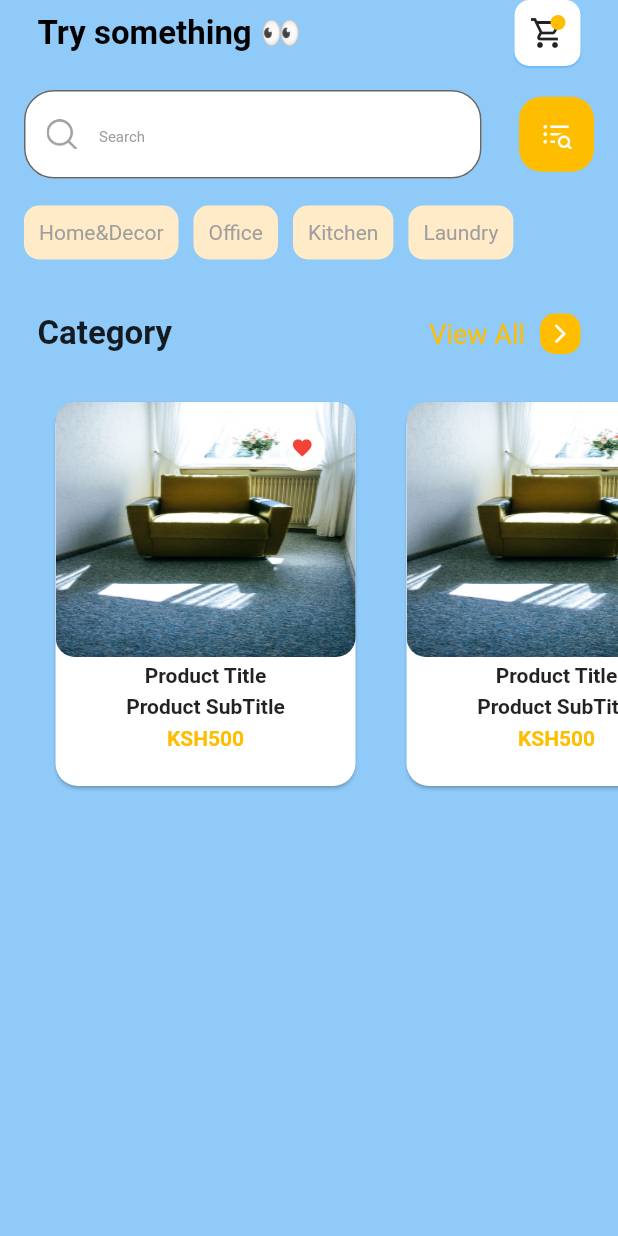
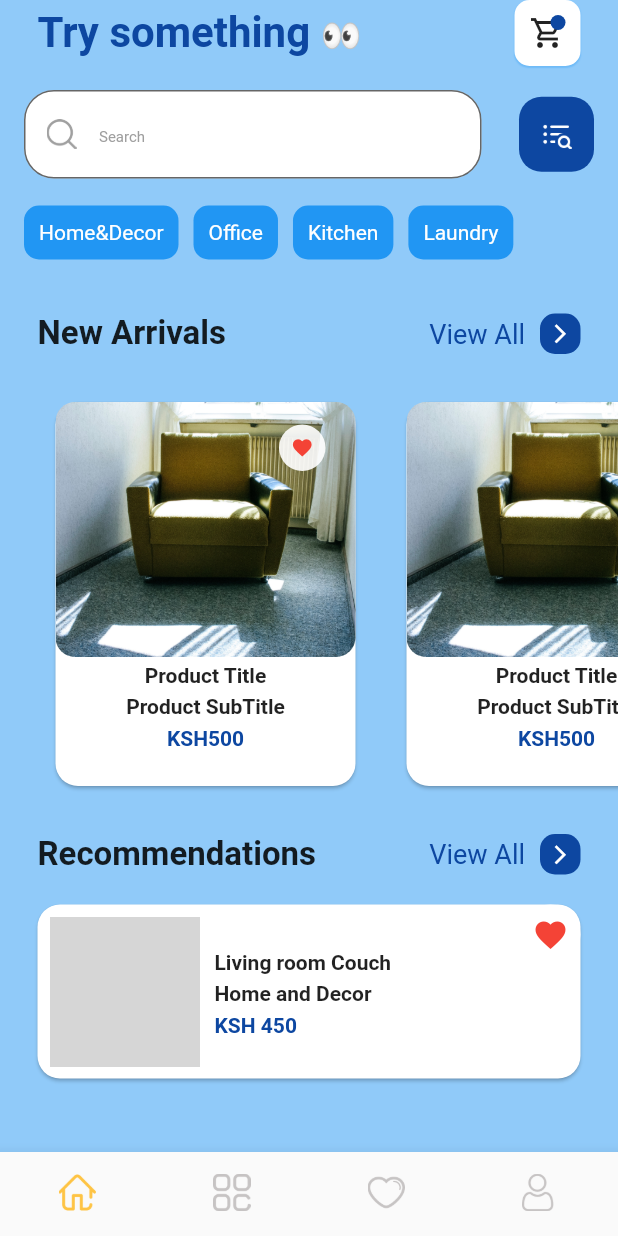
Before and after one commit to KimtaiKogoKevin/TryIt_Customer, a Flutter app: the screen it shows after launch, on a phone screen of 412 x 824 dp. Run offline on Flutter 3.47's test engine with Material 2 defaults, Android fonts, the phone set to English and light mode, and no system bars; grey boxes are pictures that could not be loaded.

Commit message:
Bottom Nav Bar

```diff
--- a/lib/main.dart
+++ b/lib/main.dart
@@ -24,9 +24,9 @@ class MyApp extends StatelessWidget {
       title: 'Flutter Demo',
       theme: ThemeData(
 
-        backgroundColor: const Color(0XFFFFAFAFA),
-        primaryColor: const Color(0XFFFFBD00),
-        colorScheme: ColorScheme.fromSwatch().copyWith(secondary: const Color(0XFFFFEBC7)),
+        backgroundColor: const Color(0XFFFFFFFF),
+        primaryColor: const Color(0XFF0D47A1),
+        colorScheme: ColorScheme.fromSwatch().copyWith(secondary: const Color(0XFF18FFFF)),
 
       ),
       home:  HomeScreen()
--- a/lib/screens/home/Widget/custom_appBar.dart
+++ b/lib/screens/home/Widget/custom_appBar.dart
@@ -20,14 +20,14 @@ class _CustomAppBarState extends State<CustomAppBar> {
           Row(
             children: [
               RichText(
-                  text: const TextSpan(children: [
+                  text:  TextSpan(children: [
                 TextSpan(
                     text: 'Try something ',
                     style: TextStyle(
-                        color: Colors.black,
-                        fontSize: 22,
+                        color: Theme.of(context).primaryColor,
+                        fontSize: 28,
                         fontWeight: FontWeight.bold)),
-                TextSpan(text: '👀', style: TextStyle(fontSize: 22)),
+                const TextSpan(text: '👀', style: TextStyle(fontSize: 22)),
               ]))
             ],
           ),
--- a/lib/screens/home/Widget/newarrival.dart
+++ b/lib/screens/home/Widget/newarrival.dart
@@ -3,7 +3,7 @@ import 'package:flutter/material.dart';
 import 'package:tryit_customer_app/screens/home/Widget/productItem.dart';
 
 import '../../../models/Product.dart';
-import 'categories_list.dart';
+import 'sectionList.dart';
 
 class NewArrivals extends StatelessWidget {
   final productList = Product.generateProduct();
@@ -13,7 +13,7 @@ class NewArrivals extends StatelessWidget {
     return Container(
       child: Column(
         children: [
-          CategoryList('Category'),
+          SectionList('New Arrivals'),
           Container(
             height: 280,
             child: ListView.separated(
--- a/lib/screens/home/Widget/productItem.dart
+++ b/lib/screens/home/Widget/productItem.dart
@@ -1,11 +1,10 @@
-import 'package:flutter/cupertino.dart';
 import 'package:flutter/material.dart';
 import 'package:tryit_customer_app/models/Product.dart';
 
 class ProductItem extends StatelessWidget {
   final Product product;
 
-  ProductItem(this.product);
+   ProductItem(this.product);
 
   @override
   Widget build(BuildContext context) {
@@ -15,7 +14,6 @@ class ProductItem extends StatelessWidget {
           shape:
               RoundedRectangleBorder(borderRadius: BorderRadius.circular(15)),
           child: Column(
-            crossAxisAlignment: CrossAxisAlignment.center,
             children: [
               Stack(
                 children: [
@@ -26,7 +24,7 @@ class ProductItem extends StatelessWidget {
                         borderRadius: BorderRadius.circular(13),
                         image: DecorationImage(
                           image: AssetImage(product.imageUrl),
-                          fit: BoxFit.fill,
+                          fit: BoxFit.fitWidth,
                         )),
                   ),
                   Positioned(
--- /dev/null
+++ b/lib/screens/home/Widget/recommended.dart
@@ -0,0 +1,60 @@
+import 'package:flutter/material.dart';
+import 'package:tryit_customer_app/screens/home/Widget/sectionList.dart';
+
+class Recommended extends StatelessWidget {
+  const Recommended({Key? key}) : super(key: key);
+
+  @override
+  Widget build(BuildContext context) {
+    return Container(
+        child: Column(
+      mainAxisAlignment: MainAxisAlignment.start,
+      children: [
+        SectionList('Recommendations'),
+        Card(
+          margin: EdgeInsets.symmetric(horizontal: 25),
+            shape:
+                RoundedRectangleBorder(borderRadius: BorderRadius.circular(15)),
+            child: Stack(
+              children: [
+                Padding(
+                  padding: const EdgeInsets.all(8.0),
+                  child: Row(
+                    children: [
+                      ClipRRect(
+                          borderRadius: BorderRadius.circular(15),
+                          child: Image.asset(
+                            'assets/images/chair3.jpg',
+                            width: 100,
+                          )),
+                      const SizedBox(width: 10,),
+                      Column(
+                        crossAxisAlignment: CrossAxisAlignment.start,
+                        children:  [
+                          const Text('Living room Couch' ,style:TextStyle(fontWeight: FontWeight.bold,height: 1.5)) ,
+                          const Text('Home and Decor' ,style:TextStyle(fontWeight: FontWeight.bold,height: 1.5)),
+                          Text('\K\S\H 450',style:TextStyle(fontWeight: FontWeight.bold,height: 1.5 ,color: Theme.of(context).primaryColor))
+                        ],
+                      )
+                    ],
+                  ),
+                ),
+                 Positioned(
+                    top: 0,
+                    right: 0,
+                    child: Container(
+                      padding: const EdgeInsets.all(8),
+                        decoration: BoxDecoration(
+                          shape: BoxShape.circle,
+                          color:Colors.white.withOpacity(0.9),
+                        ),
+                        child: const Icon(
+                      Icons.favorite,
+                      color: Colors.red,
+                    )))
+              ],
+            )),
+      ],
+    ));
+  }
+}
--- a/lib/screens/home/Widget/searchInput.dart
+++ b/lib/screens/home/Widget/searchInput.dart
@@ -60,10 +60,10 @@ class SearchInput extends StatelessWidget {
                   padding: const EdgeInsets.all(10),
                   decoration: BoxDecoration(
                     borderRadius: BorderRadius.circular(10),
-                    color:Theme.of(context).colorScheme.secondary
+                    color:Theme.of(context).colorScheme.primary
 
                   ),
-                          child: Text(e, style: TextStyle(color: Colors.grey)),
+                          child: Text(e, style: const TextStyle(color: Colors.white)),
                         ))
                     .toList()),
           )
--- a/lib/screens/home/Widget/categories_list.dart
+++ b/lib/screens/home/Widget/sectionList.dart
@@ -1,9 +1,9 @@
 import 'package:flutter/material.dart';
 
-class CategoryList extends StatelessWidget {
+class SectionList extends StatelessWidget {
   final String title;
 
-  CategoryList(this.title, {Key? key}) : super(key: key);
+  SectionList(this.title, {Key? key}) : super(key: key);
 
   @override
   Widget build(BuildContext context) {
--- a/lib/screens/home/home.dart
+++ b/lib/screens/home/home.dart
@@ -1,29 +1,47 @@
 import 'package:flutter/material.dart';
+import 'package:tryit_customer_app/screens/home/Widget/recommended.dart';
+import 'package:tryit_customer_app/screens/home/Widget/categories.dart';
 import 'package:tryit_customer_app/screens/home/Widget/custom_appBar.dart';
 import 'package:tryit_customer_app/screens/home/Widget/newarrival.dart';
 import 'package:tryit_customer_app/screens/home/Widget/searchInput.dart';
 
 class HomeScreen extends StatefulWidget {
-  const HomeScreen({Key? key}) : super(key: key);
-
   @override
   State<HomeScreen> createState() => _HomeScreenState();
 }
 
 class _HomeScreenState extends State<HomeScreen> {
+  final bottomList = ['home', 'menu','heart', 'user'];
+
   @override
   Widget build(BuildContext context) {
-    return  Scaffold(
-      backgroundColor:Theme.of(context).backgroundColor,
-      body:SingleChildScrollView(
+    return Scaffold(
+      backgroundColor: Theme.of(context).backgroundColor,
+      body: SingleChildScrollView(
         child: Column(
           crossAxisAlignment: CrossAxisAlignment.start,
           children: [
-           const CustomAppBar() ,
+            const CustomAppBar(),
             SearchInput(),
-            NewArrivals()
+            //Categories(),
+            NewArrivals(),
+            Recommended(),
           ],
         ),
+      ),
+      bottomNavigationBar: BottomNavigationBar(
+        showSelectedLabels: false,
+        showUnselectedLabels: false,
+        type: BottomNavigationBarType.fixed,
+        items: bottomList
+            .map((e) => BottomNavigationBarItem(
+                  label: e,
+                  icon: Image.asset(
+                    'assets/icons/$e.png',
+                    width: 25,
+                  ),
+                ))
+            .toList(),
       ),
     );
   }
```
Also changed, not shown: lib/models/Category.dart (added, +23 -0 lines), lib/screens/home/Widget/categories.dart (added, +30 -0 lines), lib/screens/home/Widget/category_item.dart (added, +57 -0 lines), assets/images/fashion.png (added), assets/images/homedecor.png (added), assets/images/kitchenware.png (added), assets/images/office.png (added), assets/images/toys.png (added).
